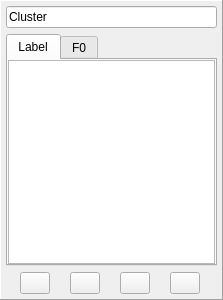
Old version of the form src/cluster.ui in the repository langtech/toney.
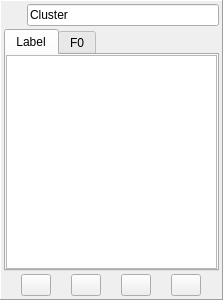
New version of the form. Custom widgets are drawn as their Qt base class.

Commit message: added color panel for cluster box

What changed in the file:
```diff
--- a/src/cluster.ui
+++ b/src/cluster.ui
@@ -39,11 +39,23 @@
      </property>
      <layout class="QVBoxLayout" name="verticalLayout">
       <property name="spacing">
-       <number>6</number>
+       <number>3</number>
       </property>
       <property name="margin">
-       <number>5</number>
+       <number>3</number>
       </property>
+      <item>
+       <layout class="QHBoxLayout" name="horizontalLayout_2">
+        <item>
+         <widget class="QWidget" name="colorPanel" native="true">
+          <property name="minimumSize">
+           <size>
+            <width>20</width>
+            <height>0</height>
+           </size>
+          </property>
+         </widget>
+        </item>
       <item>
        <widget class="QLineEdit" name="lineEdit">
         <property name="mouseTracking">
@@ -56,6 +68,8 @@
          <string>Cluster</string>
         </property>
        </widget>
+        </item>
+       </layout>
       </item>
       <item>
        <widget class="QTabWidget" name="tabWidget">
```
Lines whose indentation alone changed are shown as unchanged. The commit also changes 2 other files.
